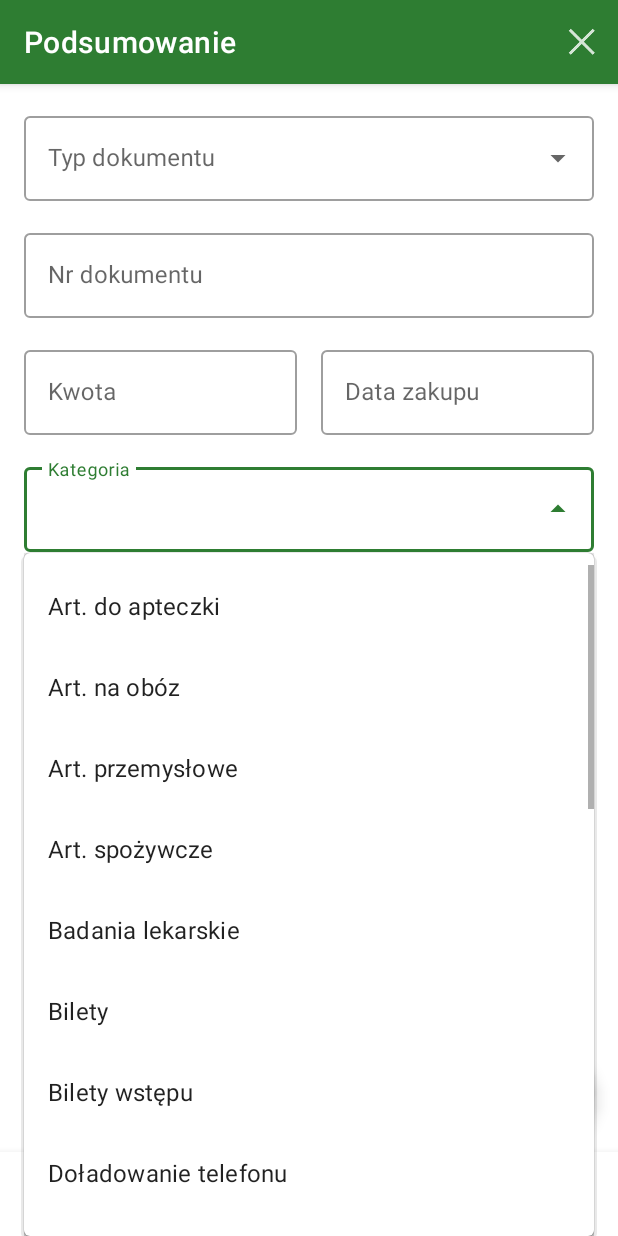
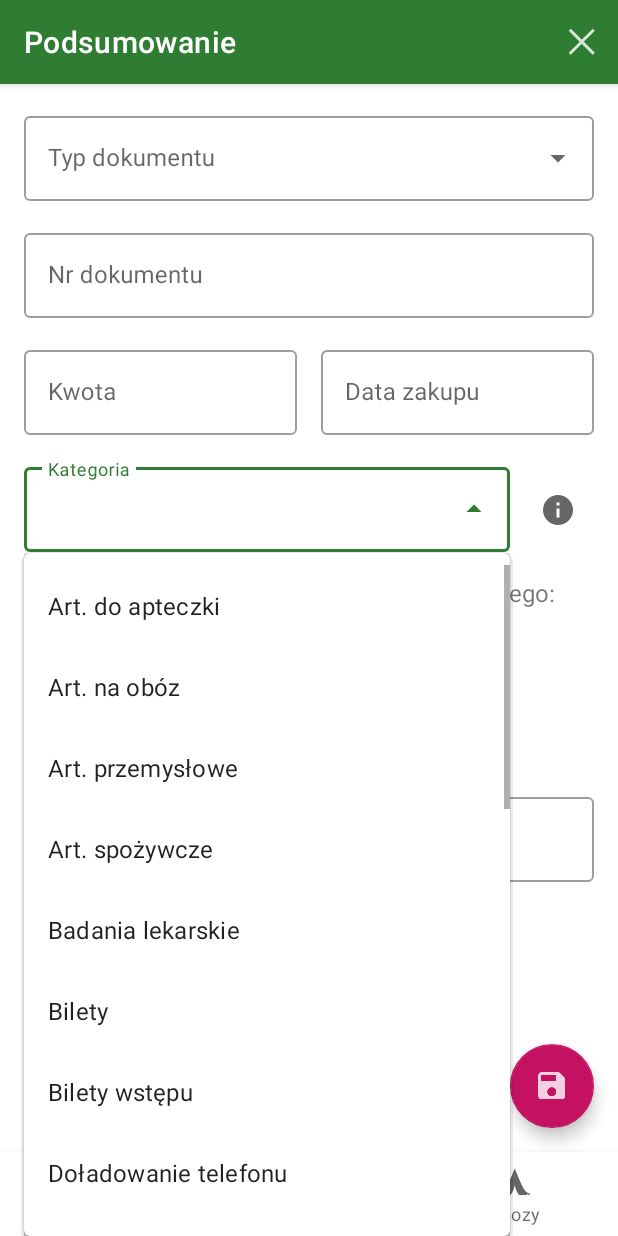
Before and after one commit to fbogulak/rozlicz-wyjazd, an Android app: the fragment DocumentEditFragment placed in its activity, after a tap on an icon or button, on a phone screen of 412 x 824 dp. Run offline under Robolectric (Android 15) with nearby library versions, the phone set to English and light mode, and no system bars; our stand-ins replace Room's generated code, data binding, navigation-ui; 3 statements that could not run were skipped.

Commit message:
feat: Inform user about document category

```diff
--- a/app/src/main/java/pl/skaucieuropy/rozliczwyjazd/ui/documentedit/DocumentEditFragment.kt
+++ b/app/src/main/java/pl/skaucieuropy/rozliczwyjazd/ui/documentedit/DocumentEditFragment.kt
@@ -3,7 +3,6 @@ package pl.skaucieuropy.rozliczwyjazd.ui.documentedit
 import android.app.AlertDialog
 import android.content.Context
 import android.os.Bundle
-import android.util.Log
 import android.view.*
 import android.widget.Toast
 import androidx.activity.OnBackPressedCallback
@@ -39,6 +38,7 @@ class DocumentEditFragment : Fragment() {
         setupExposedDropdownMenus()
 
         setupObservers()
+        setupListeners()
         setHasOptionsMenu(true)
         binding.container.requestFocus()
 
@@ -165,6 +165,23 @@ class DocumentEditFragment : Fragment() {
         }
     }
 
+    private fun setupListeners() {
+        binding.infoButton.setOnClickListener {
+            showInfoDialog()
+        }
+    }
+
+    private fun showInfoDialog() {
+        AlertDialog.Builder(requireContext()).apply {
+            setTitle(R.string.category)
+            setMessage(getString(R.string.document_category_info_message))
+            setPositiveButton(getString(R.string.ok)) { dialog, _ ->
+                dialog?.dismiss()
+            }
+            show()
+        }
+    }
+
     private fun navToDocuments() {
         findNavController().navigate(DocumentEditFragmentDirections.actionDocumentEditFragmentToDocumentsFragment())
     }
--- a/app/src/main/res/layout/fragment_document_edit.xml
+++ b/app/src/main/res/layout/fragment_document_edit.xml
@@ -71,9 +71,10 @@
                     android:layout_height="wrap_content"
                     android:layout_marginStart="16dp"
                     android:layout_marginTop="16dp"
-                    android:layout_marginEnd="16dp"
+                    android:layout_marginEnd="8dp"
                     android:hint="@string/category"
-                    app:layout_constraintEnd_toEndOf="parent"
+                    app:category="@{viewModel.document.category}"
+                    app:layout_constraintEnd_toStartOf="@+id/info_button"
                     app:layout_constraintStart_toStartOf="parent"
                     app:layout_constraintTop_toBottomOf="@+id/amount_text_field">
 
@@ -85,6 +86,20 @@
                         android:maxLines="1"
                         android:text="@={viewModel.document.category}" />
                 </com.google.android.material.textfield.TextInputLayout>
+
+                <ImageButton
+                    android:id="@+id/info_button"
+                    style="@style/Widget.AppCompat.ActionButton"
+                    android:layout_width="wrap_content"
+                    android:layout_height="wrap_content"
+                    android:layout_marginTop="10dp"
+                    android:layout_marginEnd="16dp"
+                    android:contentDescription="@string/more_info_icon"
+                    android:src="@drawable/ic_info"
+                    app:layout_constraintEnd_toEndOf="parent"
+                    app:layout_constraintStart_toEndOf="@+id/category_text_field"
+                    app:layout_constraintTop_toTopOf="@+id/category_text_field"
+                    app:tint="?attr/endIconTint" />
 
                 <com.google.android.material.textfield.TextInputLayout
                     android:id="@+id/type_text_field"
--- a/app/src/main/res/values-night/themes.xml
+++ b/app/src/main/res/values-night/themes.xml
@@ -13,5 +13,6 @@
         <item name="android:statusBarColor" tools:targetApi="l">?attr/colorPrimaryVariant</item>
 
         <item name="colorOnBackground">@color/white</item>
+        <item name="endIconTint">@color/white_60</item>
     </style>
 </resources>
--- a/app/src/main/res/values/colors.xml
+++ b/app/src/main/res/values/colors.xml
@@ -8,4 +8,6 @@
     <color name="secondaryDarkColor">#8e0038</color>
     <color name="black">#FF000000</color>
     <color name="white">#FFFFFFFF</color>
+    <color name="black_60">#99000000</color>
+    <color name="white_60">#99FFFFFF</color>
 </resources>
--- a/app/src/main/res/values/strings.xml
+++ b/app/src/main/res/values/strings.xml
@@ -71,5 +71,9 @@
     <string name="app_developer" translatable="false">Franciszek Bogulak</string>
     <string name="version_label">Wersja:\u0020</string>
     <string name="about">O Aplikacji</string>
+    <string name="document_category_helper_text">Wpisz w uwagach czego dotyczyły wydatki</string>
+    <string name="more_info_icon">Ikonka więcej informacji</string>
+    <string name="document_category_info_message">Jeśli dokument nie pasuje do żadnej z poniższych kategorii - wybierz kategorię \"Art. na obóz\" i wpisz w Uwagach czego dotyczyły wydatki.</string>
+    <string name="ok">Ok</string>
 
 </resources>
--- a/app/src/main/res/values/themes.xml
+++ b/app/src/main/res/values/themes.xml
@@ -13,5 +13,6 @@
         <item name="android:statusBarColor" tools:targetApi="l">?attr/colorPrimaryVariant</item>
 
         <item name="colorOnBackground">@color/black</item>
+        <item name="endIconTint">@color/black_60</item>
     </style>
 </resources>
```
Also changed, not shown: app/src/main/java/pl/skaucieuropy/rozliczwyjazd/ui/documentedit/adapter/DocumentEditBindingAdapters.kt (+8 -0 lines), app/src/main/res/drawable-hdpi/ic_info.png (added), app/src/main/res/drawable-mdpi/ic_info.png (added), app/src/main/res/drawable-xhdpi/ic_info.png (added), app/src/main/res/drawable-xxhdpi/ic_info.png (added), app/src/main/res/drawable-xxxhdpi/ic_info.png (added).
